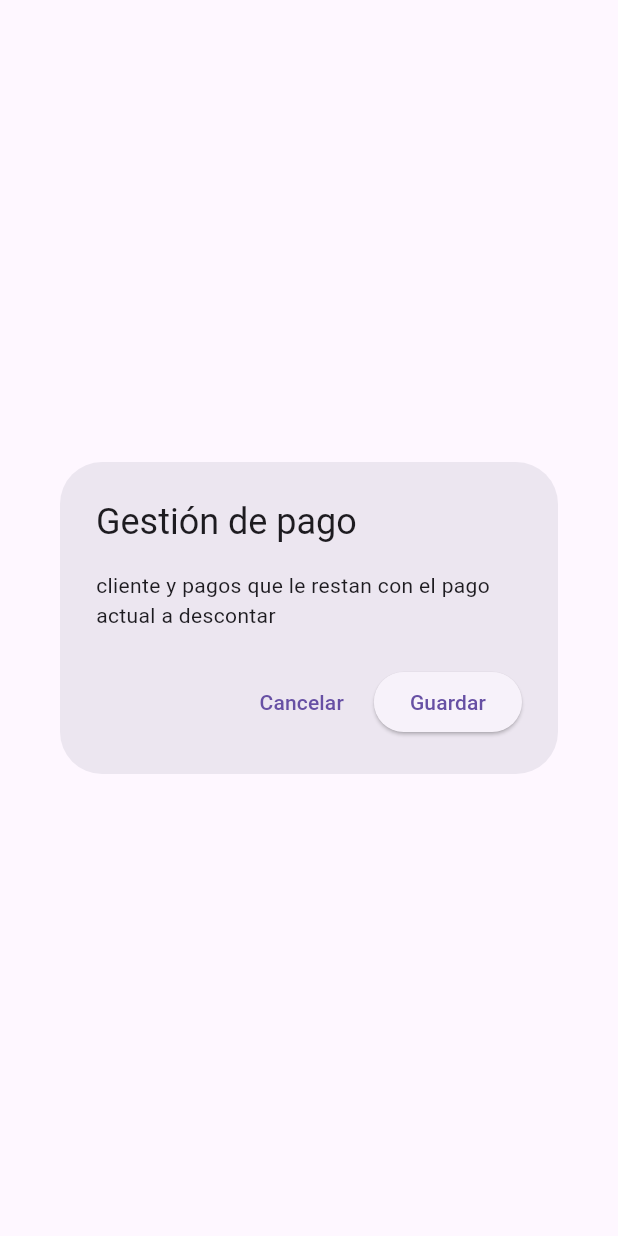
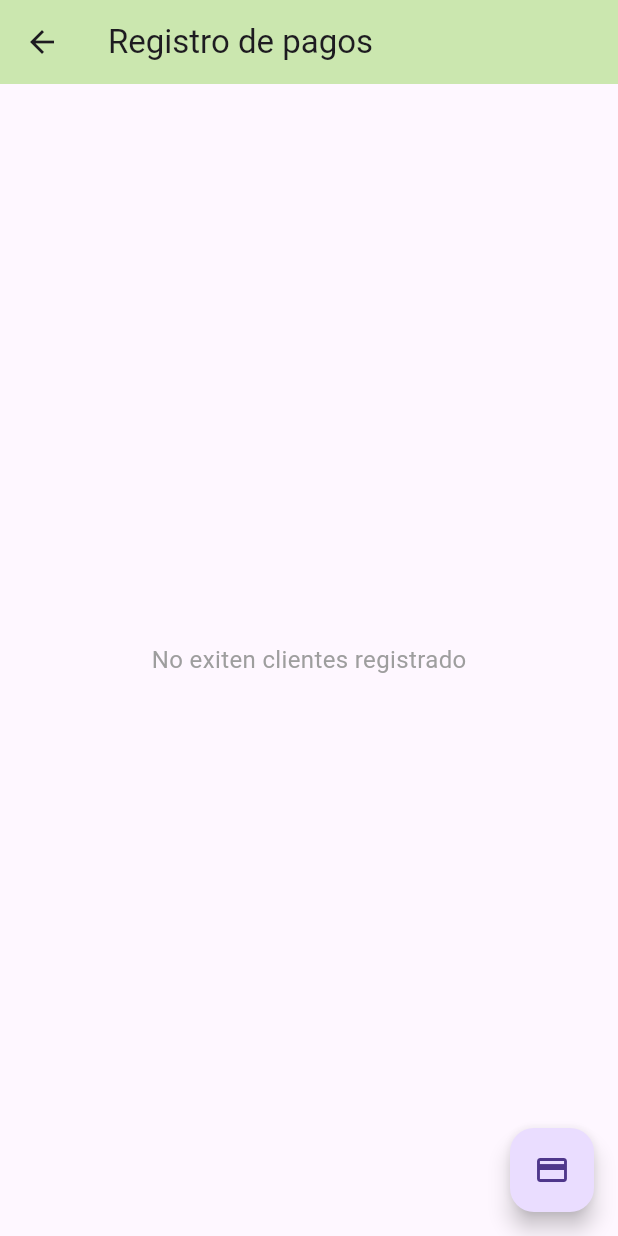
Before and after one commit to AMartinezTech/prestamo_lite, a Flutter app: the PaymentPage screen opened directly, on a phone screen of 412 x 824 dp. Run offline on Flutter 3.47's test engine with Material 3 defaults, Android fonts, the phone set to English and light mode, and no system bars; our stand-ins replace flutter_bloc, fpdart, get_it, hive_flutter; accounts and stored records are empty.

Commit message:
Agregando cards de lista de cliente y de pago, implementando la funcionalidad de pago

```diff
--- a/lib/features/customer/presentation/bloc/customer_bloc.dart
+++ b/lib/features/customer/presentation/bloc/customer_bloc.dart
@@ -30,8 +30,10 @@ class CustomerBloc extends Bloc<CustomerEvent, CustomerState> {
   void _onSaveCustomerUseCase(
       OnSaveCustomer even, Emitter<CustomerState> emit) async {
     emit(CustomerLoaging());
+    // Evalua si viene un id, entonces actualiza el documento de lo contrario crea uno nuevo
+    int id = even.id == 0 ? randomId : even.id;
     Customer customer = Customer(
-      id: randomId,
+      id: id,
       name: even.name,
       qtyQuota: even.qtyQuota,
       paidQuota: even.paidQuota,
--- a/lib/features/customer/presentation/pages/payment_page.dart
+++ b/lib/features/customer/presentation/pages/payment_page.dart
@@ -1,4 +1,11 @@
 import 'package:flutter/material.dart';
+import 'package:flutter_bloc/flutter_bloc.dart';
+import 'package:prestamo_lite/core/common/widgets/loader.dart';
+import 'package:prestamo_lite/core/utils/show_snackbar.dart';
+import 'package:prestamo_lite/features/customer/domain/entities/customer.dart';
+import 'package:prestamo_lite/features/customer/presentation/bloc/customer_bloc.dart';
+import 'package:prestamo_lite/features/customer/presentation/widgets/card_payment.dart';
+import 'package:prestamo_lite/features/customer/presentation/widgets/custom_dropdown.dart';
 
 class PaymentPage extends StatefulWidget {
   const PaymentPage({super.key});
@@ -8,30 +15,97 @@ class PaymentPage extends StatefulWidget {
 }
 
 class _PaymentPageState extends State<PaymentPage> {
+  final _formKey = GlobalKey<FormState>();
+  Customer? _selectedCustomer;
+
+  @override
+  void initState() {
+    super.initState();
+    context.read<CustomerBloc>().add(OnGetAllCustomers());
+  }
+
   @override
   Widget build(BuildContext context) {
-    return AlertDialog(
-      title: const Text("Gestión de pago"),
-      content: const Column(
-        mainAxisSize: MainAxisSize.min,
-        children: [
-          Text("cliente y pagos que le restan con el pago actual a descontar")
-        ],
+    return Scaffold(
+      appBar: AppBar(
+        title: Text("Registro de pagos"),
+        backgroundColor: const Color.fromARGB(255, 203, 231, 175),
       ),
-      actions: [
-        TextButton(
-          onPressed: () {
-            Navigator.of(context).pop(); // Cerrar el diálogo sin guardar
-          },
-          child: const Text("Cancelar"),
-        ),
-        ElevatedButton(
-          onPressed: () {
-            Navigator.of(context).pop(); // Cerrar el diálogo tras guardar
-          },
-          child: const Text("Guardar"),
-        ),
-      ],
+      floatingActionButton: FloatingActionButton(
+        onPressed: () {
+          if (_selectedCustomer!.qtyQuota - _selectedCustomer!.paidQuota == 0) {
+            showSnackBar(context, "Éste cliente no tiene saldo pendiente");
+            return;
+          }
+          if (_selectedCustomer != null) {
+            context.read<CustomerBloc>().add(OnSaveCustomer(
+                  id: _selectedCustomer!.id,
+                  name: _selectedCustomer!.name,
+                  qtyQuota: _selectedCustomer!.qtyQuota,
+                  paidQuota: _selectedCustomer!.paidQuota + 1,
+                  amountQuota: _selectedCustomer!.amountQuota,
+                ));
+            showSnackBar(context, "pago realizado con exito");
+            Navigator.pop(context);
+          } else {
+            showSnackBar(context, "Seleccione un cliente.");
+          }
+        },
+        tooltip: "Aplicar pago",
+        child: Icon(Icons.payment),
+      ),
+      body: BlocConsumer<CustomerBloc, CustomerState>(
+        listener: (context, state) {
+          if (state is CustomerFailure) {
+            showSnackBar(context, state.message);
+          }
+        },
+        builder: (context, state) {
+          if (state is CustomerLoaging) {
+            return const Loader();
+          } else if (state is CustomerLoaded) {
+            if (state.customers.isEmpty) {
+              return Center(
+                child: Text(
+                  "No exiten clientes registrado",
+                  style: TextStyle(
+                    fontSize: 16,
+                    color: Colors.grey,
+                  ),
+                ),
+              );
+            } else {
+              return Form(
+                key: _formKey,
+                child: Column(
+                  crossAxisAlignment: CrossAxisAlignment.start,
+                  children: [
+                    Row(
+                      children: [
+                        Expanded(
+                          child: CustomDropdown(
+                            customers: state.customers,
+                            onChangedValue: (Customer? customer) {
+                              setState(() {
+                                _selectedCustomer = customer;
+                              });
+                            },
+                          ),
+                        ),
+                      ],
+                    ),
+                    if (_selectedCustomer != null)
+                      CardPayment(customer: _selectedCustomer!)
+                  ],
+                ),
+              );
+            }
+          }
+          return Center(
+            child: Text("No se pudo cargar los datos"),
+          );
+        },
+      ),
     );
   }
 }
--- a/lib/home_page.dart
+++ b/lib/home_page.dart
@@ -24,7 +24,7 @@ class HomePage extends StatelessWidget {
           children: [
             MenuButton(
                 title: "Gestión de Clientes",
-                subtitle: "Administra el registro de tus clientes",
+                subtitle: "Administra el registro de los clientes",
                 onButtonPressed: () {
                   openDialogCustomer(context);
                 }),
@@ -44,7 +44,7 @@ class HomePage extends StatelessWidget {
               height: 30,
             ),
             MenuButton(
-              title: "Lista de clientes",
+              title: "Lista de cuentas por cobrar",
               subtitle: "Lista de clientes con sus saldos",
               onButtonPressed: () {
                 Navigator.push(
@@ -55,7 +55,7 @@ class HomePage extends StatelessWidget {
                   ),
                 );
               },
-              icon: Icons.list,
+              icon: Icons.insert_chart_outlined_rounded,
               buttonText: "ver listado",
             ),
           ],
```
Also changed, not shown: lib/features/customer/presentation/pages/customer_list_page.dart (+31 -90 lines), lib/features/customer/presentation/widgets/card_customer_list.dart (added, +93 -0 lines), lib/features/customer/presentation/widgets/card_payment.dart (added, +50 -0 lines), lib/features/customer/presentation/widgets/custom_dropdown.dart (added, +52 -0 lines).
